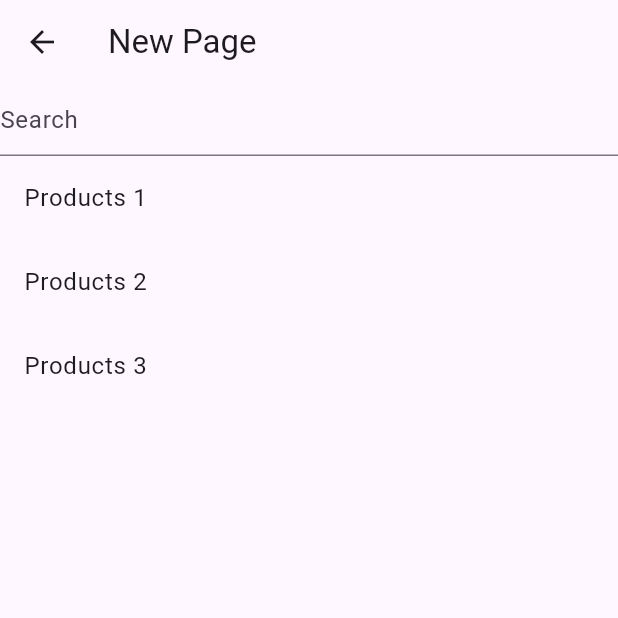
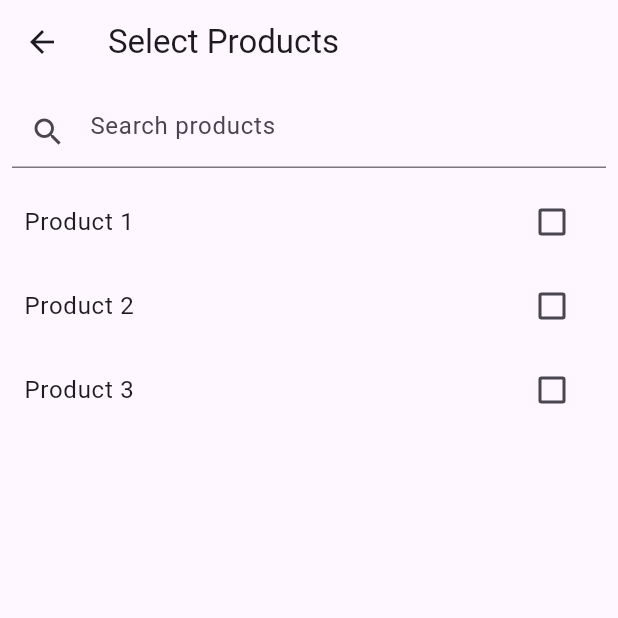
Before and after one commit to tamimiqbalfysal/today, a Flutter app: the screen it shows after launch, in the side drawer, after a tap on "New Page", on a phone screen of 412 x 824 dp, the top half of it. Run offline on Flutter 3.47's test engine with Material 3 defaults, Android fonts, the phone set to English and light mode, and no system bars.

Commit message:
products check box

```diff
--- a/lib/new_page.dart
+++ b/lib/new_page.dart
@@ -1,54 +1,69 @@
 import 'package:flutter/material.dart';
 
 class NewPage extends StatefulWidget {
+  const NewPage({super.key});
+
   @override
-  _NewPageState createState() => _NewPageState();
+  State<NewPage> createState() => _NewPageState();
 }
 
 class _NewPageState extends State<NewPage> {
-  String _pageText = 'Welcome to the new paggge!';
-  List<String> _items = ['Products 1', 'Products 2', 'Products 3']; // Define your list of items
-  String _searchQuery = ''; // Store the search query
+  final List<Product> products = [
+    Product(name: 'Product 1'),
+    Product(name: 'Product 2'),
+    Product(name: 'Product 3'),
+  ];
+
+  final List<Product> selectedProducts = [];
+  String searchQuery = '';
 
   @override
   Widget build(BuildContext context) {
     return Scaffold(
       appBar: AppBar(
-        title: Text('New Page'),
+        title: Text('Select Products'),
       ),
-      body: Center(
-        child: Column(
+      body: Column(
         children: [
-            TextField(
-              decoration: InputDecoration(hintText: 'Search'),
-              onChanged: (query) {
-                setState(() {
-                  _searchQuery = query;
-                });
-              },
+          Padding(
+            padding: const EdgeInsets.all(8.0),
+            child: TextField(
+              onChanged: (value) => setState(() => searchQuery = value),
+              decoration: InputDecoration(
+                hintText: 'Search products',
+                prefixIcon: Icon(Icons.search),
+              ),
+            ),
           ),
           Expanded(
             child: ListView.builder(
-                itemCount: _items.length,
+              itemCount: products.where((p) => p.name.toLowerCase().contains(searchQuery.toLowerCase())).length,
               itemBuilder: (context, index) {
-                  final item = _items[index];
-                  if (_searchQuery.isEmpty ||
-                      item.toLowerCase().contains(_searchQuery.toLowerCase())) {
-                    return ListTile(
-                      title: Text(item),
-                      onTap: () {
-                        // Handle item tap (e.g., display details, navigate)
+                final product = products.where((p) => p.name.toLowerCase().contains(searchQuery.toLowerCase())).toList()[index];
+                return CheckboxListTile(
+                  title: Text(product.name),
+                  value: selectedProducts.contains(product),
+                  onChanged: (value) {
+                    setState(() {
+                      if (value!) {
+                        selectedProducts.add(product);
+                      } else {
+                        selectedProducts.remove(product);
+                      }
+                    });
                   },
                 );
-                  } else {
-                    return Container(); // Hide if not matching search query
-                  }
               },
             ),
           ),
         ],
       ),
-      ),
     );
   }
 }
+
+class Product {
+  final String name;
+
+  Product({required this.name});
+}
```
Lines whose indentation alone changed are shown as unchanged.
